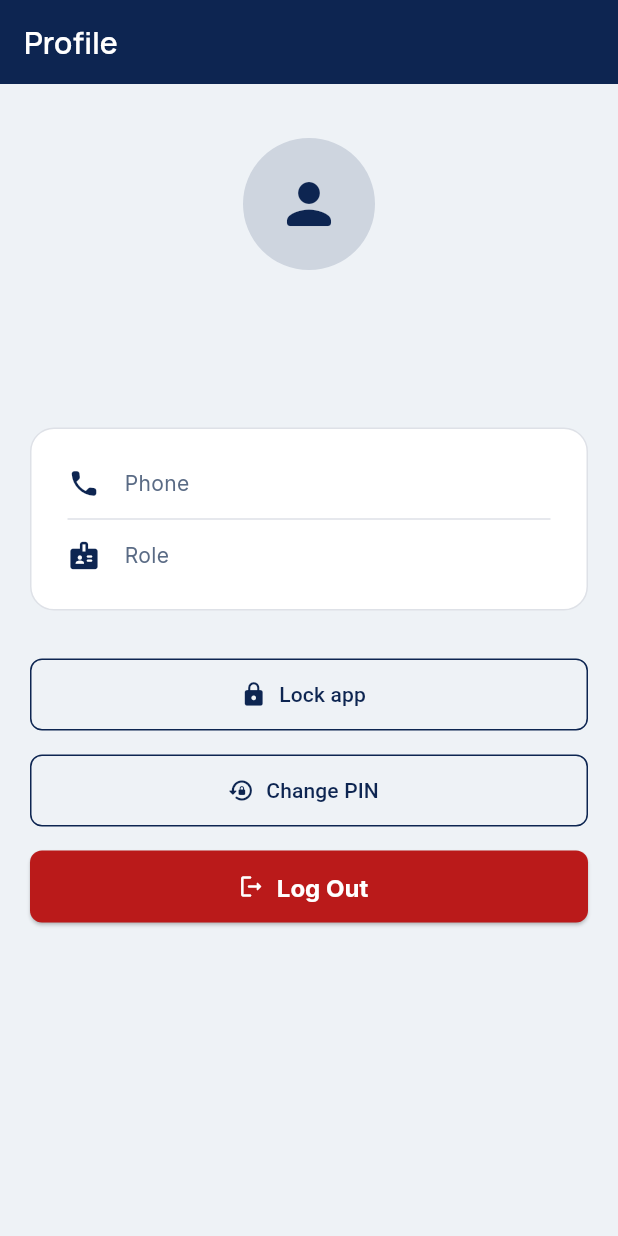
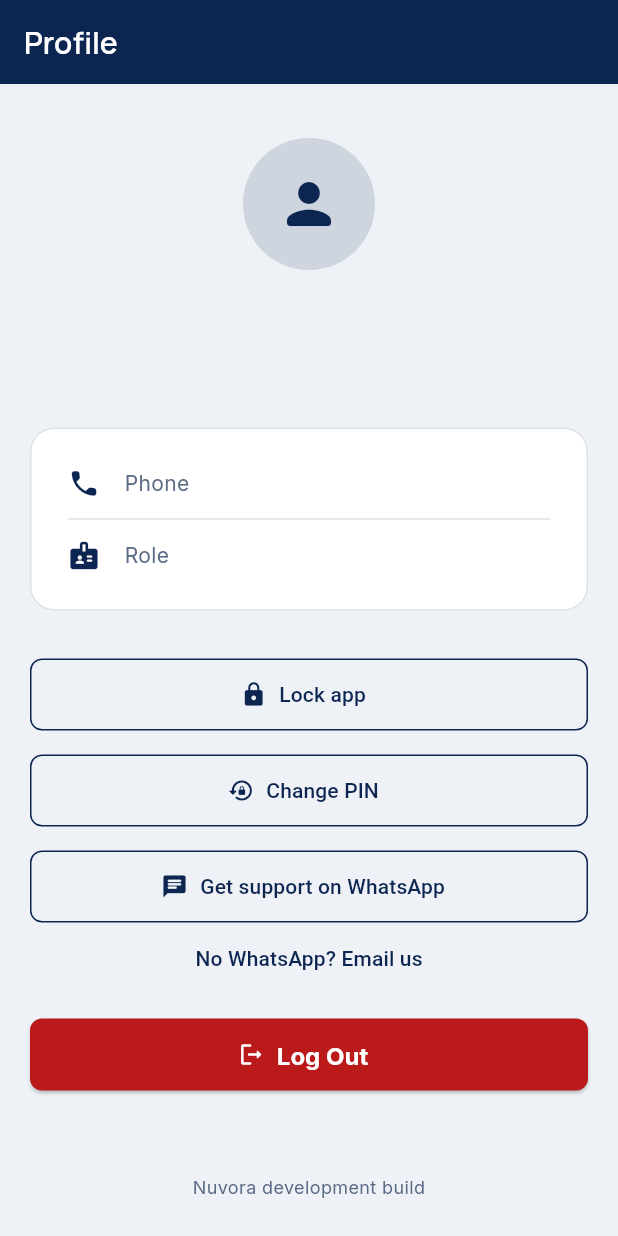
Before and after one commit to Markmiiro/school_wallet, a Flutter app: the ProfileScreen screen opened by its route, on a phone screen of 412 x 824 dp. Run offline on Flutter 3.47's test engine with Material 3 defaults, Android fonts, the phone set to English and light mode, and no system bars; drawn by our look-alikes of flutter_animate; our stand-ins replace flutter_secure_storage, go_router, google_fonts, pinput; missing offline and left inert: dart:js_interop; accounts and stored records are empty.

Commit message:
Add support links and the app version to Profile and the lock screen
Support opens a WhatsApp conversation, or an email for anyone without
WhatsApp, pre-filled with the app version, the screen and the account's
phone number; never a PIN, balance or token. The contacts are build
configuration. The version is stamped in by tool/build_web.sh from
pubspec.yaml and the commit count, so it changes with every deploy.

Co-Authored-By: Claude Opus 5.5 <noreply@anthropic.com>

```diff
--- /dev/null
+++ b/lib/core/constants/support_config.dart
@@ -0,0 +1,49 @@
+// Where support requests go, and which build this is. Both come from the
+// build, not from a widget:
+//
+//   SUPPORT_WHATSAPP, SUPPORT_EMAIL   --dart-define, to point a build at
+//                                     other contacts without a code change
+//   APP_VERSION, APP_BUILD            stamped by tool/build_web.sh from
+//                                     pubspec.yaml and the git history
+//
+// The values are compiled in, so the version shown is the version of the
+// code that is running, even when an installed PWA is serving an older
+// copy from its cache.
+
+class SupportConfig {
+  final String whatsapp;
+  final String email;
+
+  const SupportConfig({required this.whatsapp, required this.email});
+
+  /// The contacts printed on Nuvora's material; confirmed as monitored
+  /// on 3 Oct 2026.
+  static const current = SupportConfig(
+    whatsapp: String.fromEnvironment('SUPPORT_WHATSAPP', defaultValue: '+256 760 945 424'),
+    email: String.fromEnvironment('SUPPORT_EMAIL', defaultValue: 'support@nuvora.ug'),
+  );
+
+  /// The number as wa.me wants it: country code and digits, nothing else.
+  String get whatsappDigits => whatsapp.replaceAll(RegExp(r'\D'), '');
+
+  bool get hasWhatsapp => whatsappDigits.isNotEmpty;
+  bool get hasEmail => email.trim().isNotEmpty;
+}
+
+class AppVersion {
+  final String version;
+  final String build;
+
+  const AppVersion({required this.version, required this.build});
+
+  static const current = AppVersion(
+    version: String.fromEnvironment('APP_VERSION'),
+    build: String.fromEnvironment('APP_BUILD'),
+  );
+
+  /// "1.4.0 (build 212)". A build made without the script says so.
+  String get label {
+    if (version.isEmpty) return 'development build';
+    return build.isEmpty ? version : '$version (build $build)';
+  }
+}
--- /dev/null
+++ b/lib/core/support/open_link.dart
@@ -0,0 +1,5 @@
+// Opens a link outside the app (WhatsApp, the mail app). On the web it
+// asks the browser; elsewhere it reports that it could not, and the
+// caller shows the contact details instead.
+
+export 'open_link_stub.dart' if (dart.library.js_interop) 'open_link_web.dart';
--- /dev/null
+++ b/lib/core/support/open_link_stub.dart
@@ -0,0 +1,3 @@
+// Platforms without a browser to hand the link to.
+
+Future<bool> openLink(Uri uri) async => false;
--- /dev/null
+++ b/lib/core/support/support_request.dart
@@ -0,0 +1,41 @@
+// What a parent sends when they ask for help: the app version, the
+// screen they came from and their account, so support does not have to
+// ask. Nothing secret is ever put in: not the PIN, a balance or a token.
+
+import '../constants/support_config.dart';
+
+class SupportRequest {
+  /// The screen the parent asked from, e.g. "Profile", "Lock screen".
+  final String screen;
+
+  /// The phone number the account is registered under; null if nobody
+  /// is signed in.
+  final String? account;
+  final AppVersion version;
+
+  const SupportRequest({
+    required this.screen,
+    required this.account,
+    this.version = AppVersion.current,
+  });
+
+  String get message => [
+        'Hello Nuvora support, I need help.',
+        '',
+        'App version: ${version.label}',
+        'Screen: $screen',
+        if (account != null && account!.isNotEmpty) 'Account: $account',
+      ].join('\n');
+
+  // Built by hand: Uri(queryParameters:) writes spaces as "+", which mail
+  // apps show as plus signs.
+  static String _query(Map<String, String> values) => values.entries
+      .map((e) => '${e.key}=${Uri.encodeComponent(e.value)}')
+      .join('&');
+
+  Uri whatsappUri(SupportConfig config) => Uri.parse(
+      'https://wa.me/${config.whatsappDigits}?${_query({'text': message})}');
+
+  Uri emailUri(SupportConfig config) => Uri.parse(
+      'mailto:${config.email.trim()}?${_query({'subject': 'Nuvora support', 'body': message})}');
+}
--- /dev/null
+++ b/lib/core/widgets/support_links.dart
@@ -0,0 +1,83 @@
+// "Get support": WhatsApp first, email for anyone without it. Used in
+// Profile and on the lock screen, where the parent cannot get in and
+// most needs help. Contacts come from SupportConfig; one that is not set
+// is not offered.
+
+import 'package:flutter/material.dart';
+import '../constants/app_colors.dart';
+import '../constants/support_config.dart';
+import '../support/open_link.dart';
+import '../support/support_request.dart';
+import '../theme/app_theme.dart';
+
+class SupportLinks extends StatelessWidget {
+  /// The screen this sits on; goes into the message.
+  final String screen;
+
+  /// The signed-in account's phone number, if any.
+  final String? account;
+
+  /// On the navy lock screen: light text instead of navy.
+  final bool onDark;
+  final SupportConfig config;
+
+  const SupportLinks({
+    super.key,
+    required this.screen,
+    required this.account,
+    this.onDark = false,
+    this.config = SupportConfig.current,
+  });
+
+  Future<void> _open(BuildContext context, Uri uri, String otherwise) async {
+    final messenger = ScaffoldMessenger.maybeOf(context);
+    if (!await openLink(uri)) {
+      messenger?.showSnackBar(SnackBar(content: Text(otherwise)));
+    }
+  }
+
+  @override
+  Widget build(BuildContext context) {
+    if (!config.hasWhatsapp && !config.hasEmail) return const SizedBox.shrink();
+    final request = SupportRequest(screen: screen, account: account);
+    final colour = onDark ? AppColors.onPrimary : AppColors.primary;
+
+    return Column(
+      mainAxisSize: MainAxisSize.min,
+      children: [
+        if (config.hasWhatsapp)
+          OutlinedButton.icon(
+            style: OutlinedButton.styleFrom(
+              foregroundColor: colour,
+              side: BorderSide(color: colour),
+            ),
+            onPressed: () => _open(context, request.whatsappUri(config),
+                'Could not open WhatsApp. Message us on ${config.whatsapp}.'),
+            icon: const Icon(Icons.chat_rounded),
+            label: const Text('Get support on WhatsApp'),
+          ),
+        if (config.hasEmail)
+          TextButton(
+            style: TextButton.styleFrom(foregroundColor: colour),
+            onPressed: () => _open(context, request.emailUri(config),
+                'Could not open your mail app. Write to ${config.email}.'),
+            child: Text(config.hasWhatsapp ? 'No WhatsApp? Email us' : 'Email support'),
+          ),
+      ],
+    );
+  }
+}
+
+/// "Nuvora 1.4.0 (build 212)", small, at the foot of Profile.
+class AppVersionLine extends StatelessWidget {
+  const AppVersionLine({super.key});
+
+  @override
+  Widget build(BuildContext context) {
+    return Text(
+      'Nuvora ${AppVersion.current.label}',
+      textAlign: TextAlign.center,
+      style: AppTheme.bodySm.copyWith(fontSize: 12, color: AppColors.onSurfaceVariant),
+    );
+  }
+}
--- a/lib/features/profile/screens/profile_screen.dart
+++ b/lib/features/profile/screens/profile_screen.dart
@@ -1,6 +1,7 @@
 // Profile screen. Shows the logged-in parent's details (from cached
 // AuthProvider state) and provides Lock, fingerprint/face unlock (where
-// the phone supports it), Change PIN, Log Out and Delete account.
+// the phone supports it), Change PIN, Support, Log Out and Delete account,
+// with the app version at the foot.
 
 import 'package:flutter/material.dart';
 import 'package:flutter_animate/flutter_animate.dart';
@@ -10,6 +11,7 @@ import '../../../core/biometric/biometric.dart';
 import '../../../core/constants/app_colors.dart';
 import '../../../core/device_prefs.dart';
 import '../../../core/theme/app_theme.dart';
+import '../../../core/widgets/support_links.dart';
 import '../../../providers/app_lock.dart';
 import '../../../providers/auth_provider.dart';
 import '../../lock/lock_gate.dart';
@@ -99,6 +101,12 @@ class ProfileScreen extends StatelessWidget {
 
             const SizedBox(height: AppTheme.spaceMd),
 
+            SupportLinks(screen: 'Profile', account: user?.phone)
+                .animate()
+                .fadeIn(delay: 175.ms),
+
+            const SizedBox(height: AppTheme.spaceMd),
+
             ElevatedButton.icon(
               style: ElevatedButton.styleFrom(
                 backgroundColor: AppColors.error,
@@ -122,6 +130,9 @@ class ProfileScreen extends StatelessWidget {
                 onPressed: () => context.push('/delete-account'),
                 child: const Text('Delete account'),
               ).animate().fadeIn(delay: 250.ms),
+
+            const SizedBox(height: AppTheme.spaceLg),
+            const AppVersionLine(),
           ],
         ),
       ),
```
Also changed, not shown: lib/core/support/open_link_web.dart (added, +17 -0 lines), lib/features/lock/lock_gate.dart (+7 -1 lines), 2 other files.
